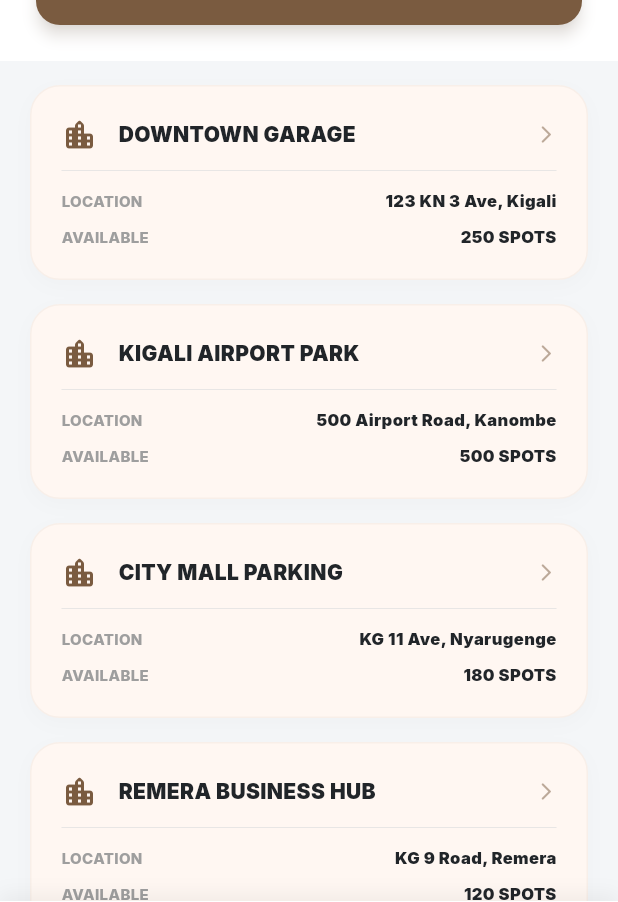
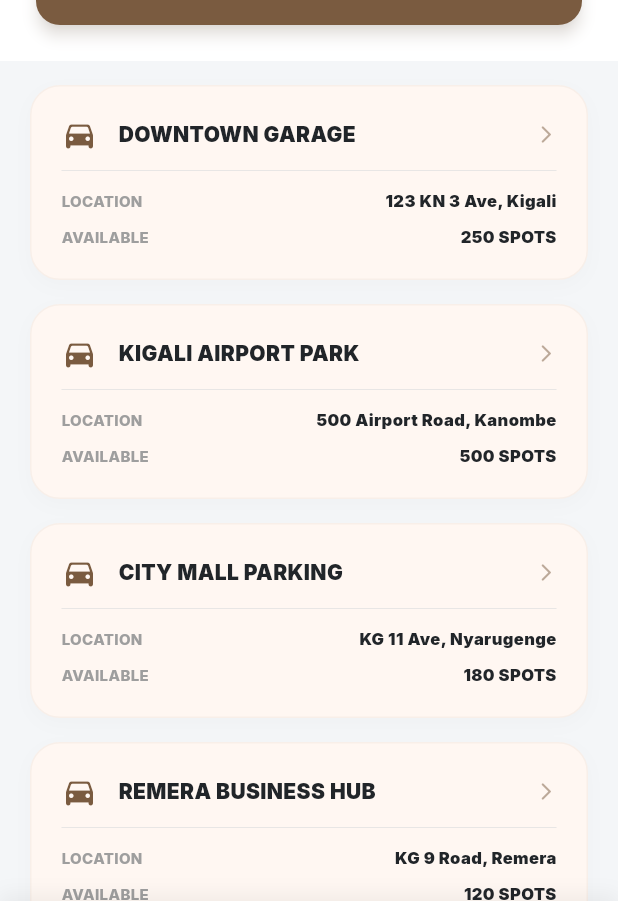
Before and after one commit to dieumerci-niyonkuru/parkease-parking-app, a Flutter app: the ParkingListScreen screen opened directly, on a phone screen of 412 x 824 dp. Shown: the part 215-1117 px from the top of the screen. Run offline on Flutter 3.47's test engine with Material 3 defaults, Android fonts, the phone set to English and light mode, and no system bars; drawn by our look-alikes of flutter_animate; our stand-ins replace country_code_picker, flutter_local_notifications, flutter_secure_storage, flutter_staggered_animations, google_fonts, image_picker and 3 more; accounts and stored records are empty; network calls fail; statements that could not run were skipped.

Commit message:
ui: replace building icon with car icon for Parking Sites

```diff
--- a/lib/screens/parking_list_screen.dart
+++ b/lib/screens/parking_list_screen.dart
@@ -171,7 +171,7 @@ class _ParkingSiteCard extends StatelessWidget {
           children: [
             Row(
               children: [
-                const Icon(Icons.location_city_rounded, color: AppTheme.primary, size: 24),
+                const Icon(Icons.directions_car_rounded, color: AppTheme.primary, size: 24),
                 const SizedBox(width: 14),
                 Expanded(child: Text(facility.fullParkName.toUpperCase(), style: const TextStyle(fontSize: 14, fontWeight: FontWeight.w900, color: Color(0xFF212529)))),
                 Icon(Icons.arrow_forward_ios_rounded, color: AppTheme.primary.withOpacity(0.5), size: 14),
```
